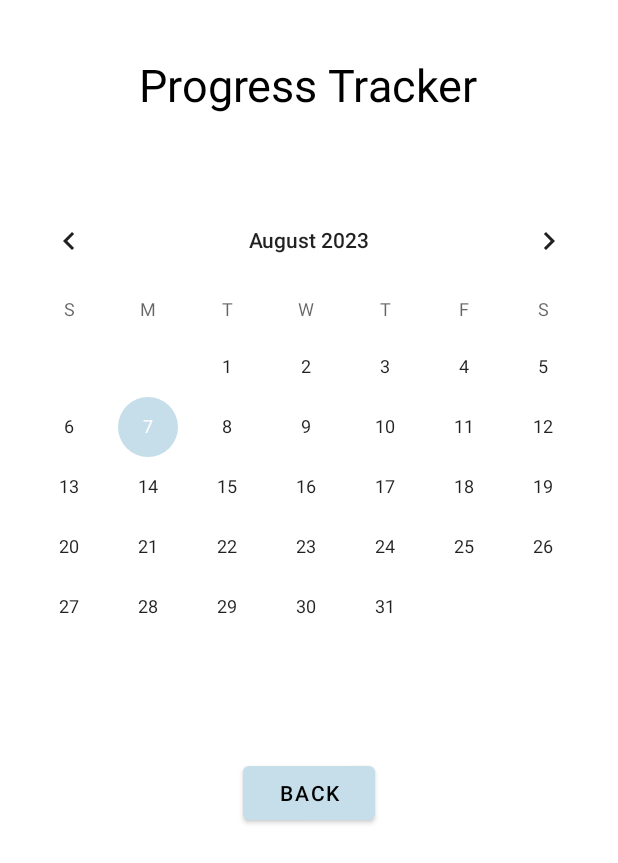
After one commit to yuanc0000/BTHomePage-Android, an Android app: the layout activity_calendar_new.xml on its own in the app's theme, with its tools: preview values and no code run, on a phone screen of 412 x 824 dp. The commit adds this screen. Shown: the top 863 px of the screen. Run offline under Robolectric (Android 15) with nearby library versions, the phone set to English and light mode, and no system bars.

Commit message:
Added calendar

```diff
--- a/app/build.gradle
+++ b/app/build.gradle
@@ -72,6 +72,7 @@ dependencies {
 //    implementation 'androidx.legacy:legacy-support-v4:1.0.0'
 //   implementation 'com.applandeo:material-calendar-view:1.4.0'
 
-    implementation 'com.prolificinteractive:material-calendarview:1.4.2'
     compile 'com.ms-square:expandableTextView:0.1.4'
+    implementation 'com.prolificinteractive:material-calendarview:1.4.0'
+
 }
--- a/app/src/main/java/com/example/bthomepage/FaqActivity.java
+++ b/app/src/main/java/com/example/bthomepage/FaqActivity.java
@@ -109,6 +109,7 @@ public class FaqActivity extends AppCompatActivity {
                 hide4();
             }
         });
+
     }
 
     // Show and hide methods for FAQ sections
@@ -160,6 +161,9 @@ public class FaqActivity extends AppCompatActivity {
         findViewById(R.id.down4).setVisibility(View.VISIBLE);
     }
 
+    public void sendBack1(View view) {
+        Intent intent = new Intent(this, HomePage.class);
+        startActivity(intent);
+    }
 
-    // Add the method for the button
 }
--- /dev/null
+++ b/app/src/main/res/layout/activity_calendar_new.xml
@@ -0,0 +1,41 @@
+<?xml version="1.0" encoding="utf-8"?>
+<RelativeLayout xmlns:android="http://schemas.android.com/apk/res/android"
+    xmlns:app="http://schemas.android.com/apk/res-auto"
+    xmlns:tools="http://schemas.android.com/tools"
+    android:layout_width="match_parent"
+    android:layout_height="match_parent"
+    tools:context=".MainActivity">
+
+    <TextView
+        android:id="@+id/textView32"
+        android:layout_width="wrap_content"
+        android:layout_height="wrap_content"
+        android:layout_marginTop="36dp"
+        android:text="Progress Tracker"
+        android:textColor="#000000"
+        android:textSize="30sp"
+        android:layout_centerHorizontal="true"
+        app:layout_constraintEnd_toEndOf="parent"
+        app:layout_constraintHorizontal_bias="0.492"
+        app:layout_constraintStart_toStartOf="parent"
+        app:layout_constraintTop_toTopOf="parent" />
+
+    <CalendarView
+        android:id="@+id/calendarView"
+        android:layout_width="match_parent"
+        android:layout_height="wrap_content"
+        android:layout_centerInParent="true"
+        android:layout_below="@+id/textView32"
+        android:layout_marginTop="50dp"/>
+
+    <Button
+        android:id="@+id/button15"
+        android:layout_width="wrap_content"
+        android:layout_height="wrap_content"
+        android:layout_centerHorizontal="true"
+        android:layout_marginTop="40dp"
+        android:layout_below="@+id/calendarView"
+        android:onClick="sendBack1"
+        android:text="Back" />
+
+</RelativeLayout>
--- a/app/src/main/res/layout/activity_cbdescript_expand.xml
+++ b/app/src/main/res/layout/activity_cbdescript_expand.xml
@@ -234,7 +234,7 @@
             android:layout_below="@+id/questionLayout4"
             android:layout_marginTop="10dp"
             android:layout_marginLeft="10dp"
-            android:text="ACBT, Autogenic Drainage, Percussions and Vibrations, Drainage Positions, Diaphragmatic Breathing, Pursed Lip Breathing "
+            android:text="ACBT, Autogenic Drainage, Percussions and Vibrations, Drainage Positions, Diaphragmatic Breathing, Pursed Lip Breathing."
             android:textColor="#5A5A5A"
             android:textSize="17sp" />
     </RelativeLayout>
--- a/app/src/main/res/layout/activity_cfdescript_expandable.xml
+++ b/app/src/main/res/layout/activity_cfdescript_expandable.xml
@@ -234,7 +234,7 @@
             android:layout_below="@+id/questionLayout4"
             android:layout_marginTop="10dp"
             android:layout_marginLeft="10dp"
-            android:text="ACBT, Autogenic Drainage, Percussions and Vibrations, Drainage Positions, Diaphragmatic Breathing, Pursed Lip Breathing "
+            android:text="ACBT, Autogenic Drainage, Percussions and Vibrations, Drainage Positions, Diaphragmatic Breathing, Pursed Lip Breathing."
             android:textColor="#5A5A5A"
             android:textSize="17sp" />
     </RelativeLayout>
--- a/app/src/main/res/layout/activity_copddescript_expandable.xml
+++ b/app/src/main/res/layout/activity_copddescript_expandable.xml
@@ -289,7 +289,7 @@
             android:layout_below="@+id/questionLayout5"
             android:layout_marginTop="10dp"
             android:layout_marginLeft="10dp"
-            android:text="ACBT, Autogenic Drainage, Percussions and Vibrations, Drainage Positions, Diaphragmatic Breathing, Pursed Lip Breathing "
+            android:text="ACBT, Autogenic Drainage, Percussions and Vibrations, Drainage Positions, Diaphragmatic Breathing, Pursed Lip Breathing."
             android:textColor="#5A5A5A"
             android:textSize="17sp" />
     </RelativeLayout>
```
Also changed, not shown: app/src/main/java/com/example/bthomepage/MatCal.java (+52 -81 lines), app/src/main/res/values/themes.xml (+9 -0 lines).
